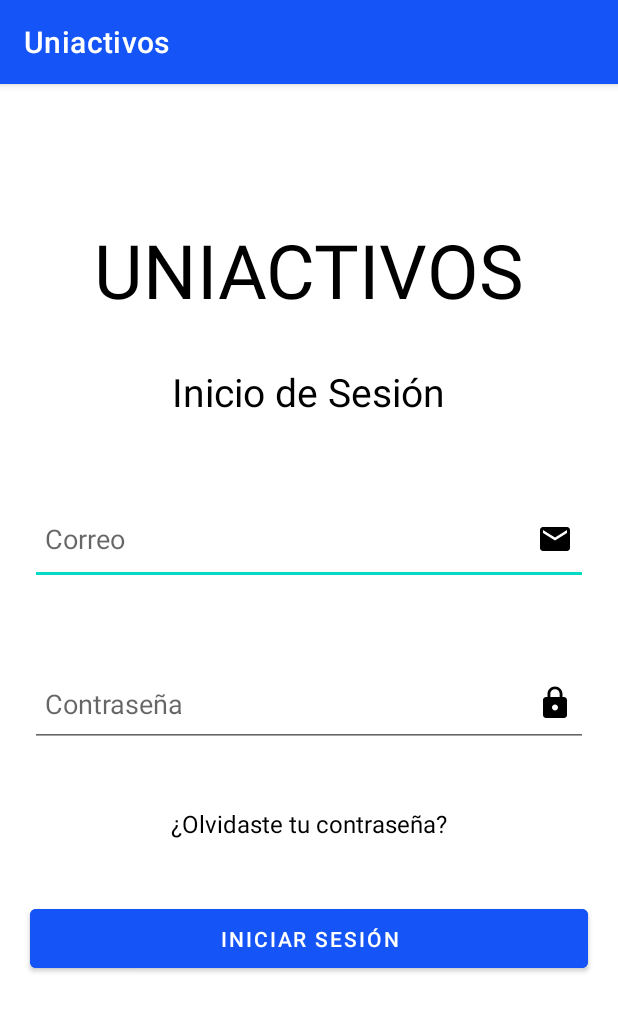
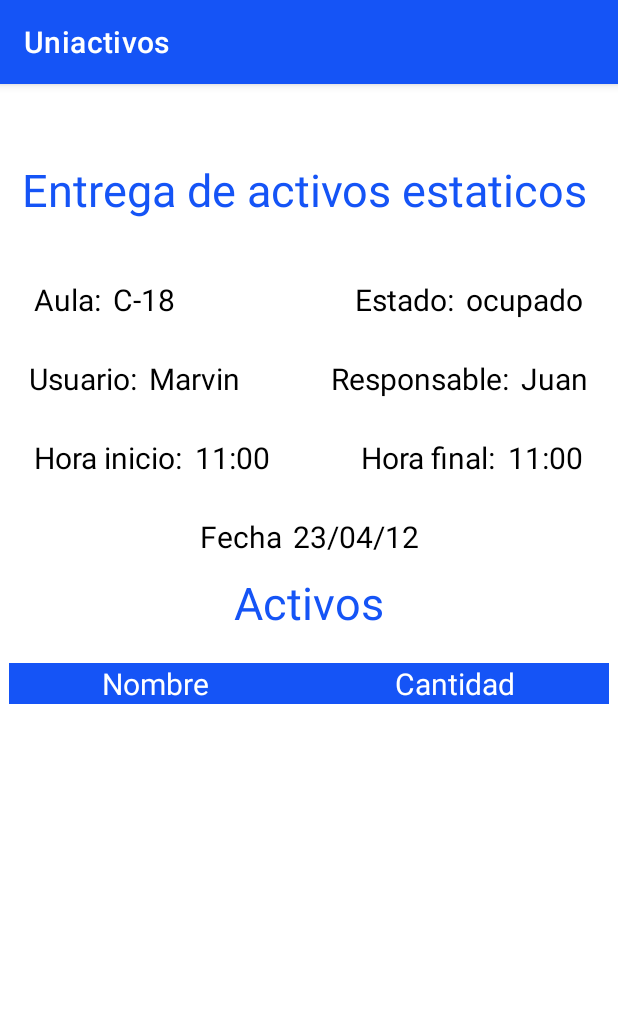
Before and after one commit to Fezk3/frontend-mov-siua-xray, an Android app: the screen it shows after launch (MainActivity), on a phone screen of 412 x 824 dp. Shown: the top 1012 px of the screen. Run offline under Robolectric (Android 15) with nearby library versions, the phone set to English and light mode, and no system bars.

Commit message:
Avance de teacher static fragment para referencia

```diff
--- a/app/src/main/java/com/example/uniactivos/MainActivity.kt
+++ b/app/src/main/java/com/example/uniactivos/MainActivity.kt
@@ -12,7 +12,7 @@ class MainActivity : AppCompatActivity() {
 
         // cargando el fragmento de login
         supportFragmentManager.commit {
-            replace<LoginFragment>(R.id.frameContainer)
+            replace<TeacherStaticForm>(R.id.frameContainer)
             setReorderingAllowed(true)
             addToBackStack("replacement")
         }
--- /dev/null
+++ b/app/src/main/java/com/example/uniactivos/TeacherStaticForm.kt
@@ -0,0 +1,65 @@
+package com.example.uniactivos
+
+import android.os.Bundle
+import androidx.fragment.app.Fragment
+import android.view.LayoutInflater
+import android.view.View
+import android.view.ViewGroup
+import android.widget.TableLayout
+import android.widget.TableRow
+import android.widget.TextView
+
+// TODO: Rename parameter arguments, choose names that match
+// the fragment initialization parameters, e.g. ARG_ITEM_NUMBER
+private const val ARG_PARAM1 = "param1"
+private const val ARG_PARAM2 = "param2"
+
+/**
+ * A simple [Fragment] subclass.
+ * Use the [TeacherStaticForm.newInstance] factory method to
+ * create an instance of this fragment.
+ */
+class TeacherStaticForm : Fragment() {
+    // TODO: Rename and change types of parameters
+    private var param1: String? = null
+    private var param2: String? = null
+    val tableUniactivos = view?.findViewById<TableLayout>(R.id.activostabla)
+
+    override fun onCreate(savedInstanceState: Bundle?) {
+        super.onCreate(savedInstanceState)
+        arguments?.let {
+            param1 = it.getString(ARG_PARAM1)
+            param2 = it.getString(ARG_PARAM2)
+        }
+    }
+
+    override fun onCreateView(
+        inflater: LayoutInflater, container: ViewGroup?,
+        savedInstanceState: Bundle?
+    ): View? {
+        // Inflate the layout for this fragment
+        return inflater.inflate(R.layout.fragment_teacher_static_form, container, false)
+    }
+
+    companion object {
+        /**
+         * Use this factory method to create a new instance of
+         * this fragment using the provided parameters.
+         *
+         * @param param1 Parameter 1.
+         * @param param2 Parameter 2.
+         * @return A new instance of fragment TeacherStaticForm.
+         */
+        // TODO: Rename and change types and number of parameters
+        @JvmStatic
+        fun newInstance(param1: String, param2: String) =
+            TeacherStaticForm().apply {
+                arguments = Bundle().apply {
+                    putString(ARG_PARAM1, param1)
+                    putString(ARG_PARAM2, param2)
+                }
+            }
+    }
+
+
+}
--- a/app/src/main/res/layout/fragment_main_menu.xml
+++ b/app/src/main/res/layout/fragment_main_menu.xml
@@ -49,7 +49,7 @@
             <ImageView
                 android:layout_width="wrap_content"
                 android:layout_height="wrap_content"
-                android:src="@drawable/GC"/>
+                android:src="@drawable/gc"/>
             <TextView
                 android:layout_width="wrap_content"
                 android:layout_height="wrap_content"
@@ -85,7 +85,7 @@
                 <ImageView
                     android:layout_width="wrap_content"
                     android:layout_height="wrap_content"
-                    android:src="@drawable/ActiPro"/>
+                    android:src="@drawable/activo"/>
                 <TextView
                     android:layout_width="wrap_content"
                     android:layout_height="wrap_content"
@@ -121,7 +121,7 @@
                 <ImageView
                     android:layout_width="wrap_content"
                     android:layout_height="wrap_content"
-                    android:src="@drawable/VerAula"/>
+                    android:src="@drawable/veraula"/>
                 <TextView
                     android:layout_width="wrap_content"
                     android:layout_height="wrap_content"
@@ -157,7 +157,7 @@
                 <ImageView
                     android:layout_width="wrap_content"
                     android:layout_height="wrap_content"
-                    android:src="@drawable/ActiPro"/>
+                    android:src="@drawable/activo"/>
                 <TextView
                     android:layout_width="wrap_content"
                     android:layout_height="wrap_content"
@@ -229,7 +229,7 @@
                 <ImageView
                     android:layout_width="wrap_content"
                     android:layout_height="wrap_content"
-                    android:src="@drawable/Pen"/>
+                    android:src="@drawable/report"/>
                 <TextView
                     android:layout_width="wrap_content"
                     android:layout_height="wrap_content"
--- /dev/null
+++ b/app/src/main/res/layout/fragment_teacher_static_form.xml
@@ -0,0 +1,247 @@
+<?xml version="1.0" encoding="utf-8"?>
+<FrameLayout xmlns:android="http://schemas.android.com/apk/res/android"
+    xmlns:tools="http://schemas.android.com/tools"
+    android:layout_width="match_parent"
+    android:layout_height="match_parent"
+    android:visibility="visible"
+    tools:context=".TeacherStaticForm"
+    tools:visibility="visible">
+
+    <!-- TODO: Update blank fragment layout -->
+    <TextView
+        android:id="@+id/titulo"
+        android:layout_width="wrap_content"
+        android:layout_height="wrap_content"
+        android:layout_centerHorizontal="true"
+        android:layout_marginTop="50sp"
+        android:text="  Entrega de activos estaticos"
+        android:textColor="@color/blue"
+        android:textSize="30sp" />
+
+    <LinearLayout
+        android:layout_width="match_parent"
+        android:layout_height="wrap_content"
+        android:layout_marginTop="130sp"
+        android:gravity="center"
+        android:orientation="vertical">
+
+        <LinearLayout
+            android:layout_width="match_parent"
+            android:layout_height="wrap_content"
+            android:layout_gravity="center"
+            android:layout_marginBottom="25sp"
+            android:gravity="center"
+            android:orientation="horizontal">
+
+            <TextView
+                android:id="@+id/textView18"
+                android:layout_width="wrap_content"
+                android:layout_height="match_parent"
+                android:text="Aula:"
+                android:textColor="@color/black"
+                android:textSize="20sp" />
+
+            <TextView
+                android:layout_width="wrap_content"
+                android:layout_height="wrap_content"
+                android:layout_marginLeft="8sp"
+                android:text="C-18"
+                android:textColor="@color/black"
+                android:textSize="20sp" />
+
+            <TextView
+                android:id="@+id/textView17"
+                android:layout_width="wrap_content"
+                android:layout_height="wrap_content"
+                android:layout_marginLeft="120sp"
+                android:text="Estado:"
+                android:textColor="@color/black"
+                android:textSize="20sp" />
+
+            <TextView
+                android:layout_width="wrap_content"
+                android:layout_height="wrap_content"
+                android:layout_marginLeft="8sp"
+                android:text="ocupado"
+                android:textColor="@color/black"
+                android:textSize="20sp" />
+
+
+        </LinearLayout>
+
+        <LinearLayout
+            android:layout_width="match_parent"
+            android:layout_height="match_parent"
+            android:layout_gravity="center"
+            android:layout_marginBottom="25sp"
+            android:gravity="center"
+            android:orientation="horizontal">
+
+            <TextView
+                android:id="@+id/textView15"
+                android:layout_width="wrap_content"
+                android:layout_height="wrap_content"
+                android:text="Usuario:"
+                android:textColor="@color/black"
+                android:textSize="20sp" />
+
+            <TextView
+                android:layout_width="wrap_content"
+                android:layout_height="wrap_content"
+                android:layout_marginLeft="8sp"
+                android:text="Marvin"
+                android:textColor="@color/black"
+                android:textSize="20sp" />
+
+            <TextView
+                android:id="@+id/textView2"
+                android:layout_width="wrap_content"
+                android:layout_height="wrap_content"
+                android:layout_marginLeft="60sp"
+                android:text="Responsable:"
+                android:textColor="@color/black"
+                android:textSize="20sp" />
+
+            <TextView
+                android:layout_width="wrap_content"
+                android:layout_height="wrap_content"
+                android:layout_marginLeft="8sp"
+                android:text="Juan"
+                android:textColor="@color/black"
+                android:textSize="20sp" />
+
+
+        </LinearLayout>
+
+        <LinearLayout
+            android:layout_width="match_parent"
+            android:layout_height="match_parent"
+            android:layout_gravity="center"
+            android:layout_marginBottom="25sp"
+            android:gravity="center"
+            android:orientation="horizontal">
+
+
+            <TextView
+                android:id="@+id/textView14"
+                android:layout_width="wrap_content"
+                android:layout_height="wrap_content"
+                android:text="Hora inicio:"
+                android:textColor="@color/black"
+                android:textSize="20sp" />
+
+            <TextView
+                android:layout_width="wrap_content"
+                android:layout_height="wrap_content"
+                android:layout_marginLeft="8sp"
+                android:layout_marginRight="45sp"
+                android:text="11:00"
+                android:textColor="@color/black"
+                android:textSize="20sp" />
+
+            <TextView
+                android:id="@+id/textView7"
+                android:layout_width="wrap_content"
+                android:layout_height="wrap_content"
+                android:layout_marginLeft="15sp"
+                android:text="Hora final:"
+                android:textColor="@color/black"
+                android:textSize="20sp" />
+
+            <TextView
+                android:layout_width="wrap_content"
+                android:layout_height="wrap_content"
+                android:layout_marginLeft="8sp"
+                android:text="11:00"
+                android:textColor="@color/black"
+                android:textSize="20sp" />
+
+
+        </LinearLayout>
+
+        <LinearLayout
+            android:layout_width="match_parent"
+            android:layout_height="match_parent"
+            android:layout_gravity="center"
+            android:gravity="center"
+            android:orientation="horizontal">
+
+            <TextView
+                android:id="@+id/textView16"
+                android:layout_width="wrap_content"
+                android:layout_height="wrap_content"
+                android:gravity="center"
+                android:text="Fecha"
+                android:textColor="@color/black"
+                android:textSize="20sp" />
+
+            <TextView
+                android:layout_width="wrap_content"
+                android:layout_height="wrap_content"
+                android:layout_marginLeft="8sp"
+                android:text="23/04/12"
+                android:textColor="@color/black"
+                android:textSize="20sp" />
+        </LinearLayout>
+
+        <LinearLayout
+            android:layout_width="400sp"
+            android:layout_height="wrap_content"
+            android:layout_gravity="center"
+            android:gravity="center"
+            android:orientation="vertical">
+
+            <TextView
+                android:id="@+id/activos"
+                android:layout_width="wrap_content"
+                android:layout_height="wrap_content"
+                android:layout_centerHorizontal="true"
+                android:layout_marginTop="10sp"
+                android:text="Activos"
+                android:textColor="@color/blue"
+                android:textSize="30sp" />
+
+            <TableLayout
+                android:id="@+id/activostabla"
+                android:layout_width="match_parent"
+                android:layout_height="match_parent"
+                android:layout_marginTop="10sp"
+                android:stretchColumns="*">
+
+                <TableRow
+                    android:layout_width="match_parent"
+                    android:layout_height="wrap_content"
+                    android:layout_marginTop="10sp"
+                    android:layout_marginBottom="10sp"
+                    android:background="@color/blue">
+
+                    <TextView
+                        android:layout_width="wrap_content"
+                        android:layout_height="wrap_content"
+                        android:layout_marginLeft="10sp"
+                        android:layout_marginRight="10sp"
+                        android:text="Nombre"
+                        android:textColor="@color/white"
+                        android:textSize="20sp"
+                        android:textAlignment="center"/>
+
+                    <TextView
+                        android:layout_width="wrap_content"
+                        android:layout_height="wrap_content"
+                        android:layout_marginLeft="10sp"
+                        android:layout_marginRight="10sp"
+                        android:text="Cantidad"
+                        android:textColor="@color/white"
+                        android:textSize="20sp"
+                        android:textAlignment="center"/>
+
+
+                </TableRow>
+
+            </TableLayout>
+
+        </LinearLayout>
+    </LinearLayout>
+
+
+</FrameLayout>
```
